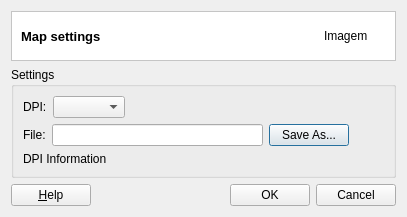
Before: the Qt Designer form src/terralib/layout/qt/ui/MapSettings.ui in claudiobogossian/terraprint, drawn with Qt 5.
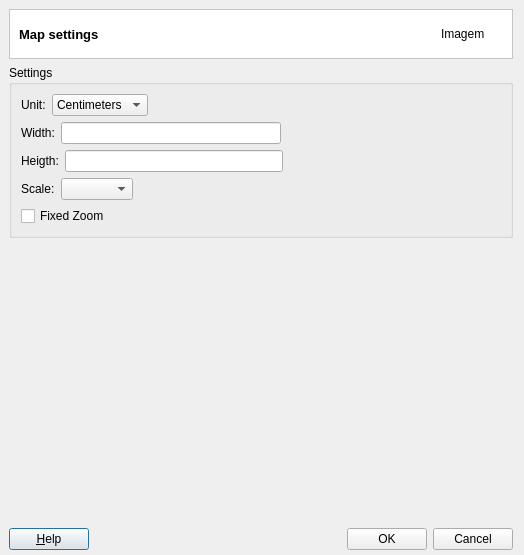
After: the same form once the commit is applied.

Commit message: Map Settings Window with LayerChoice widget

What changed in the file:
```diff
--- a/src/terralib/layout/qt/ui/MapSettings.ui
+++ b/src/terralib/layout/qt/ui/MapSettings.ui
@@ -6,20 +6,20 @@
    <rect>
     <x>0</x>
     <y>0</y>
-    <width>407</width>
-    <height>216</height>
+    <width>524</width>
+    <height>555</height>
    </rect>
   </property>
   <property name="sizePolicy">
-   <sizepolicy hsizetype="Fixed" vsizetype="Fixed">
+   <sizepolicy hsizetype="Maximum" vsizetype="Maximum">
     <horstretch>0</horstretch>
     <verstretch>0</verstretch>
    </sizepolicy>
   </property>
   <property name="maximumSize">
    <size>
-    <width>407</width>
-    <height>216</height>
+    <width>530</width>
+    <height>800</height>
    </size>
   </property>
   <property name="windowTitle">
@@ -28,6 +28,15 @@
   <property name="modal">
    <bool>true</bool>
   </property>
+  <widget class="QWidget" name="">
+   <property name="geometry">
+    <rect>
+     <x>9</x>
+     <y>9</y>
+     <width>504</width>
+     <height>541</height>
+    </rect>
+   </property>
   <layout class="QGridLayout" name="gridLayout_3">
    <item row="0" column="0">
     <widget class="QFrame" name="frame_2">
@@ -87,8 +96,6 @@
     </widget>
    </item>
    <item row="1" column="0">
-    <layout class="QGridLayout" name="gridLayout_2">
-     <item row="0" column="0">
       <widget class="QGroupBox" name="grpSettings">
        <property name="title">
         <string>Settings</string>
@@ -96,64 +103,61 @@
        <property name="flat">
         <bool>true</bool>
        </property>
-       <layout class="QVBoxLayout" name="verticalLayout_2">
-        <item>
+      <layout class="QGridLayout" name="gridLayout">
+       <item row="0" column="0">
          <layout class="QVBoxLayout" name="verticalLayout">
-          <item>
-           <layout class="QHBoxLayout" name="horizontalLayout_2">
-            <item>
-             <widget class="QLabel" name="lblDPI">
-              <property name="text">
-               <string>DPI:</string>
-              </property>
-             </widget>
-            </item>
-            <item>
-             <widget class="QComboBox" name="cmbDPI"/>
-            </item>
-            <item>
-             <spacer name="horizontalSpacer">
-              <property name="orientation">
-               <enum>Qt::Horizontal</enum>
-              </property>
-              <property name="sizeHint" stdset="0">
-               <size>
-                <width>248</width>
-                <height>20</height>
-               </size>
-              </property>
-             </spacer>
-            </item>
-           </layout>
-          </item>
           <item>
            <layout class="QHBoxLayout" name="horizontalLayout">
             <item>
              <widget class="QLabel" name="lblFile">
               <property name="text">
-               <string>File:</string>
+              <string>Unit:</string>
               </property>
              </widget>
             </item>
             <item>
-             <widget class="QLineEdit" name="txtEdtFile">
-              <property name="minimumSize">
+            <widget class="QComboBox" name="comboBox_2">
+             <item>
+              <property name="text">
+               <string>Centimeters</string>
+              </property>
+             </item>
+             <item>
+              <property name="text">
+               <string>Millimeters</string>
+              </property>
+             </item>
+            </widget>
+           </item>
+           <item>
+            <spacer name="horizontalSpacer_4">
+             <property name="orientation">
+              <enum>Qt::Horizontal</enum>
+             </property>
+             <property name="sizeHint" stdset="0">
                <size>
-                <width>211</width>
-                <height>0</height>
-               </size>
-              </property>
-             </widget>
-            </item>
+               <width>40</width>
+               <height>20</height>
+              </size>
+             </property>
+            </spacer>
+           </item>
+          </layout>
+         </item>
             <item>
-             <widget class="QPushButton" name="pBtnSaveAs">
+          <layout class="QHBoxLayout" name="horizontalLayout_2">
+           <item>
+            <widget class="QLabel" name="label">
               <property name="text">
-               <string>Save As...</string>
+              <string>Width:</string>
               </property>
              </widget>
             </item>
             <item>
-             <spacer name="horizontalSpacer_2">
+            <widget class="QLineEdit" name="lneWidth"/>
+           </item>
+           <item>
+            <spacer name="horizontalSpacer_5">
               <property name="orientation">
                <enum>Qt::Horizontal</enum>
               </property>
@@ -168,21 +172,63 @@
            </layout>
           </item>
           <item>
-           <widget class="QLabel" name="lblDPIInformation">
-            <property name="minimumSize">
+          <layout class="QHBoxLayout" name="horizontalLayout_3">
+           <item>
+            <widget class="QLabel" name="label_2">
+             <property name="text">
+              <string>Heigth:</string>
+             </property>
+            </widget>
+           </item>
+           <item>
+            <widget class="QLineEdit" name="lneHeight"/>
+           </item>
+           <item>
+            <spacer name="horizontalSpacer_6">
+             <property name="orientation">
+              <enum>Qt::Horizontal</enum>
+             </property>
+             <property name="sizeHint" stdset="0">
              <size>
-              <width>361</width>
-              <height>0</height>
-             </size>
-            </property>
-            <property name="maximumSize">
+               <width>40</width>
+               <height>20</height>
+              </size>
+             </property>
+            </spacer>
+           </item>
+          </layout>
+         </item>
+         <item>
+          <layout class="QHBoxLayout" name="horizontalLayout_4">
+           <item>
+            <widget class="QLabel" name="label_3">
+             <property name="text">
+              <string>Scale:</string>
+             </property>
+            </widget>
+           </item>
+           <item>
+            <widget class="QComboBox" name="comboBox"/>
+           </item>
+           <item>
+            <spacer name="horizontalSpacer_7">
+             <property name="orientation">
+              <enum>Qt::Horizontal</enum>
+             </property>
+             <property name="sizeHint" stdset="0">
              <size>
-              <width>361</width>
-              <height>16777215</height>
-             </size>
-            </property>
+               <width>40</width>
+               <height>20</height>
+              </size>
+             </property>
+            </spacer>
+           </item>
+          </layout>
+         </item>
+         <item>
+          <widget class="QCheckBox" name="checkBox">
             <property name="text">
-             <string>DPI Information</string>
+            <string>Fixed Zoom</string>
             </property>
            </widget>
           </item>
@@ -191,9 +237,36 @@
        </layout>
       </widget>
      </item>
-     <item row="1" column="0">
-      <layout class="QGridLayout" name="gridLayout">
+    <item row="2" column="0">
+     <layout class="QGridLayout" name="gridLayout_2">
+      <property name="sizeConstraint">
+       <enum>QLayout::SetFixedSize</enum>
+      </property>
        <item row="0" column="0">
+       <widget class="QWidget" name="m_widget_MapChoice" native="true">
+        <property name="sizePolicy">
+         <sizepolicy hsizetype="Fixed" vsizetype="Fixed">
+          <horstretch>0</horstretch>
+          <verstretch>0</verstretch>
+         </sizepolicy>
+        </property>
+        <property name="minimumSize">
+         <size>
+          <width>500</width>
+          <height>280</height>
+         </size>
+        </property>
+        <zorder>gridLayoutWidget</zorder>
+       </widget>
+      </item>
+     </layout>
+    </item>
+    <item row="3" column="0">
+     <layout class="QHBoxLayout" name="horizontalLayout_6">
+      <property name="sizeConstraint">
+       <enum>QLayout::SetFixedSize</enum>
+      </property>
+      <item>
         <widget class="QPushButton" name="helpPushButton">
          <property name="text">
           <string>&amp;Help</string>
@@ -203,7 +276,7 @@
          </property>
         </widget>
        </item>
-       <item row="0" column="1">
+      <item>
         <spacer name="horizontalSpacer_3">
          <property name="orientation">
           <enum>Qt::Horizontal</enum>
@@ -216,14 +289,14 @@
          </property>
         </spacer>
        </item>
-       <item row="0" column="2">
+      <item>
         <widget class="QPushButton" name="pBtnOK">
          <property name="text">
           <string>OK</string>
          </property>
         </widget>
        </item>
-       <item row="0" column="3">
+      <item>
         <widget class="QPushButton" name="pBtnCancel">
          <property name="text">
           <string>Cancel</string>
@@ -233,8 +306,7 @@
       </layout>
      </item>
     </layout>
-   </item>
-  </layout>
+  </widget>
  </widget>
  <resources/>
  <connections/>
```
Left out of the diff: 2 changed lines with no effect on the pictures. Lines whose indentation alone changed are shown as unchanged. The commit also changes 6 other files.
